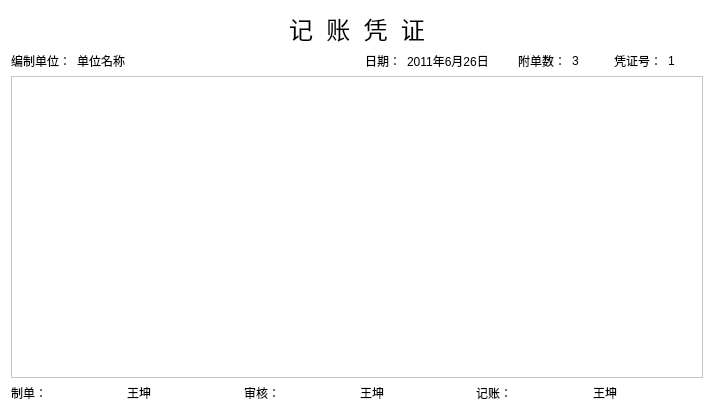
First picture: the form in forms/pzprinttemplate.ui, repository wangkungit5905/PzAssistant, before the edit.
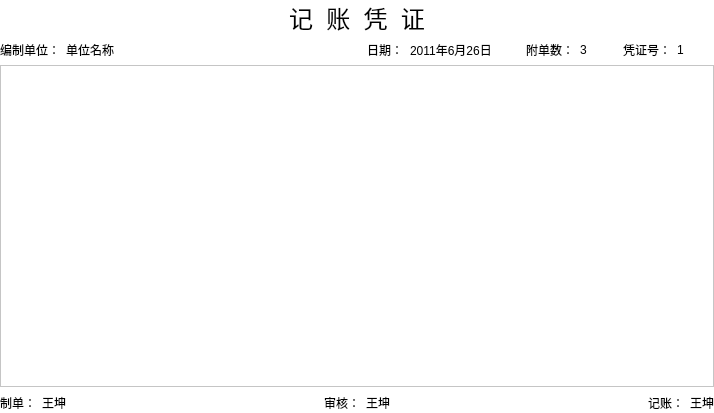
Second picture: the form after the edit.

```diff
--- a/forms/pzprinttemplate.ui
+++ b/forms/pzprinttemplate.ui
@@ -17,6 +17,18 @@
    <string notr="true">background-color: rgb(255, 255, 255);</string>
   </property>
   <layout class="QVBoxLayout" name="verticalLayout">
+   <property name="leftMargin">
+    <number>0</number>
+   </property>
+   <property name="topMargin">
+    <number>0</number>
+   </property>
+   <property name="rightMargin">
+    <number>0</number>
+   </property>
+   <property name="bottomMargin">
+    <number>0</number>
+   </property>
    <item>
     <layout class="QHBoxLayout" name="horizontalLayout_3">
      <item>
@@ -179,8 +191,24 @@
        <property name="text">
         <string>王坤</string>
        </property>
+       <property name="alignment">
+        <set>Qt::AlignRight|Qt::AlignTrailing|Qt::AlignVCenter</set>
+       </property>
       </widget>
      </item>
+     <item>
+      <spacer name="horizontalSpacer_3">
+       <property name="orientation">
+        <enum>Qt::Horizontal</enum>
+       </property>
+       <property name="sizeHint" stdset="0">
+        <size>
+         <width>40</width>
+         <height>20</height>
+        </size>
+       </property>
+      </spacer>
+     </item>
      <item>
       <widget class="QLabel" name="label_7">
        <property name="text">
@@ -193,8 +221,24 @@
        <property name="text">
         <string>王坤</string>
        </property>
+       <property name="alignment">
+        <set>Qt::AlignRight|Qt::AlignTrailing|Qt::AlignVCenter</set>
+       </property>
       </widget>
      </item>
+     <item>
+      <spacer name="horizontalSpacer_4">
+       <property name="orientation">
+        <enum>Qt::Horizontal</enum>
+       </property>
+       <property name="sizeHint" stdset="0">
+        <size>
+         <width>40</width>
+         <height>20</height>
+        </size>
+       </property>
+      </spacer>
+     </item>
      <item>
       <widget class="QLabel" name="label_8">
        <property name="text">
@@ -207,6 +251,9 @@
        <property name="text">
         <string>王坤</string>
        </property>
+       <property name="alignment">
+        <set>Qt::AlignRight|Qt::AlignTrailing|Qt::AlignVCenter</set>
+       </property>
       </widget>
      </item>
     </layout>
```
